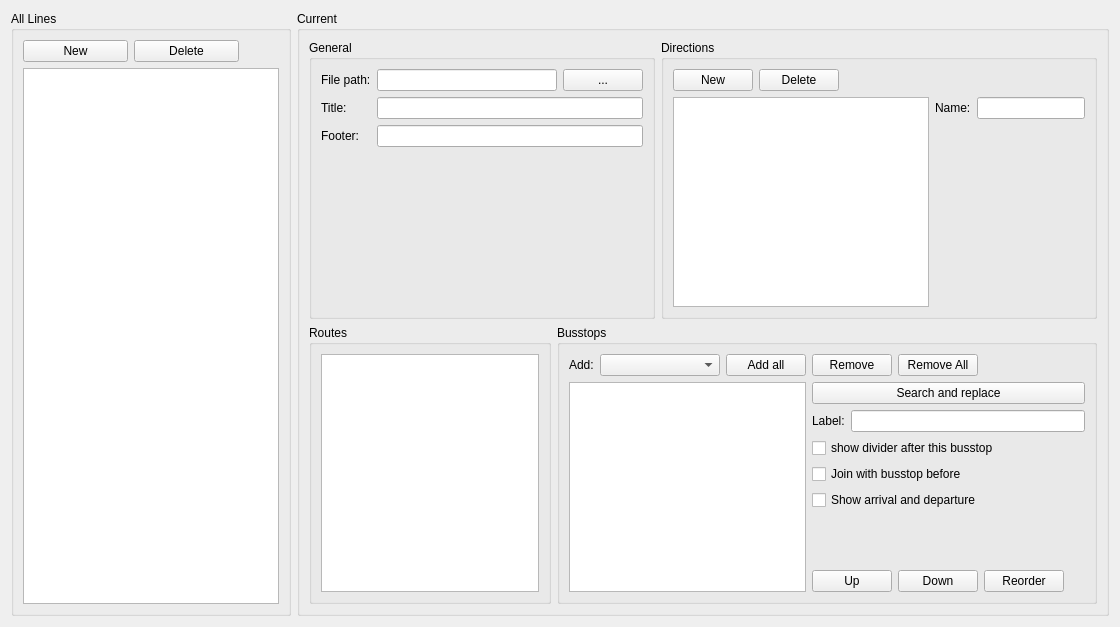
Qt form Widgets/Publications/wdgpublishedlines.ui (ma7t3/ScheduleMaster) before a commit.
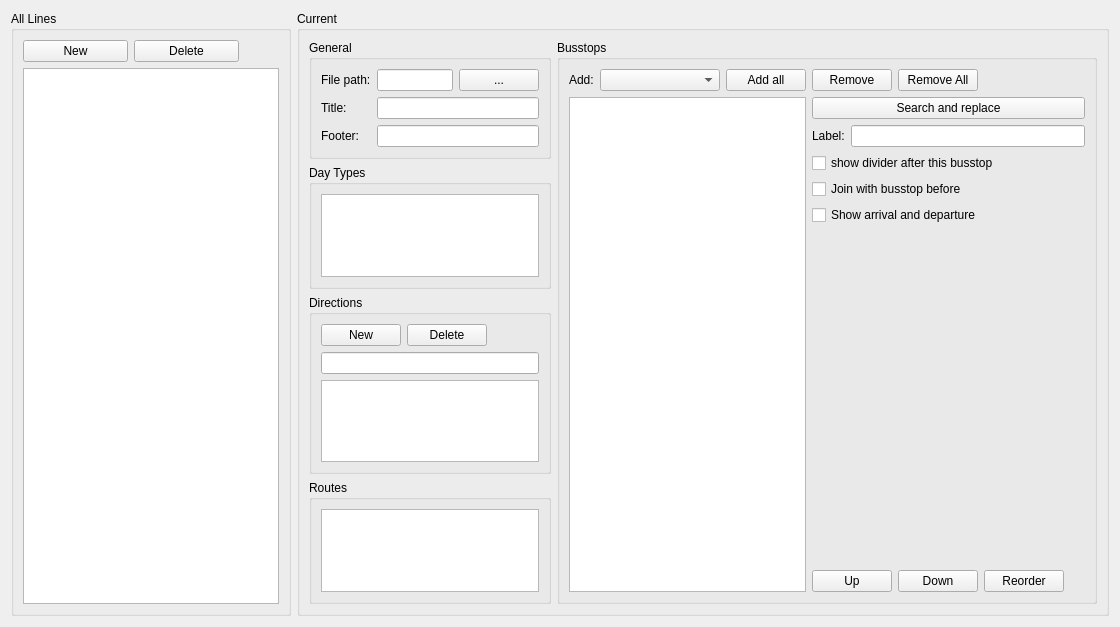
The same form after that commit.

```diff
--- a/Widgets/Publications/wdgpublishedlines.ui
+++ b/Widgets/Publications/wdgpublishedlines.ui
@@ -13,7 +13,7 @@
   <property name="windowTitle">
    <string>Form</string>
   </property>
-  <layout class="QHBoxLayout" name="horizontalLayout_12">
+  <layout class="QHBoxLayout" name="horizontalLayout_11">
    <item>
     <widget class="QGroupBox" name="groupBox">
      <property name="title">
@@ -72,10 +72,10 @@
      <property name="title">
       <string>Current</string>
      </property>
-     <layout class="QVBoxLayout" name="verticalLayout_6">
-      <item>
        <layout class="QHBoxLayout" name="horizontalLayout_9">
         <item>
+       <layout class="QVBoxLayout" name="verticalLayout_7">
+        <item>
          <widget class="QGroupBox" name="groupBox_3">
           <property name="title">
            <string>General</string>
@@ -129,6 +129,22 @@
           </layout>
          </widget>
         </item>
+        <item>
+         <widget class="QGroupBox" name="groupBox_7">
+          <property name="title">
+           <string>Day Types</string>
+          </property>
+          <layout class="QVBoxLayout" name="verticalLayout_6">
+           <item>
+            <widget class="QListWidget" name="lwDayTypes">
+             <property name="selectionMode">
+              <enum>QAbstractItemView::NoSelection</enum>
+             </property>
+            </widget>
+           </item>
+          </layout>
+         </widget>
+        </item>
         <item>
          <widget class="QGroupBox" name="groupBox_6">
           <property name="title">
@@ -166,34 +182,19 @@
              </item>
             </layout>
            </item>
+           <item>
+            <widget class="QLineEdit" name="leDirectionsName"/>
+           </item>
            <item>
             <layout class="QHBoxLayout" name="horizontalLayout_8">
              <item>
               <widget class="QListWidget" name="lwDirections"/>
              </item>
-             <item>
-              <layout class="QFormLayout" name="formLayout_2">
-               <item row="0" column="0">
-                <widget class="QLabel" name="label_6">
-                 <property name="text">
-                  <string>Name:</string>
-                 </property>
-                </widget>
-               </item>
-               <item row="0" column="1">
-                <widget class="QLineEdit" name="leDirectionsName"/>
-               </item>
               </layout>
              </item>
             </layout>
-           </item>
-          </layout>
          </widget>
         </item>
-       </layout>
-      </item>
-      <item>
-       <layout class="QHBoxLayout" name="horizontalLayout_11">
         <item>
          <widget class="QGroupBox" name="groupBox_5">
           <property name="title">
@@ -218,6 +219,8 @@
           </layout>
          </widget>
         </item>
+       </layout>
+      </item>
         <item>
          <widget class="QGroupBox" name="groupBox_4">
           <property name="title">
@@ -394,8 +397,6 @@
            </item>
           </layout>
          </widget>
-        </item>
-       </layout>
       </item>
      </layout>
     </widget>
```
Lines whose indentation alone changed are shown as unchanged.
